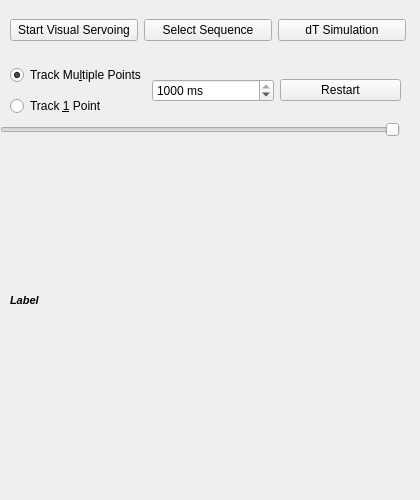
Above: SamplePluginPA10/src/SamplePlugin.ui from BatekPetr/FinalProject before the change. Below: the same form after it.
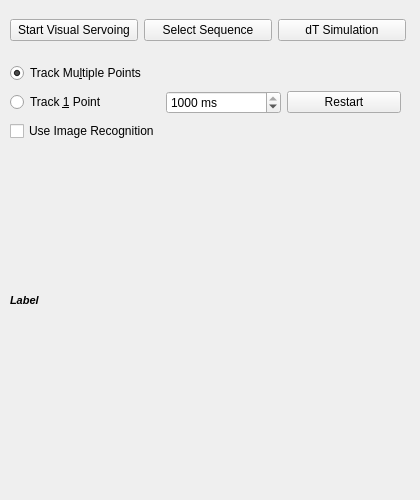
That is the form after the change.

Commit message: 1st trial of integration of two project parts. Robot doesn't follow marker when using image recognition

Patch:
```diff
--- a/SamplePluginPA10/src/SamplePlugin.ui
+++ b/SamplePluginPA10/src/SamplePlugin.ui
@@ -59,7 +59,7 @@
       <x>10</x>
       <y>60</y>
       <width>391</width>
-      <height>61</height>
+      <height>85</height>
      </rect>
     </property>
     <layout class="QHBoxLayout" name="horizontalLayout_5">
@@ -91,6 +91,13 @@
          </attribute>
         </widget>
        </item>
+       <item>
+        <widget class="QCheckBox" name="_imgRec">
+         <property name="text">
+          <string>Use Image Recognition</string>
+         </property>
+        </widget>
+       </item>
       </layout>
      </item>
      <item>
@@ -139,34 +146,6 @@
      <string>Label</string>
     </property>
    </widget>
-   <widget class="QSlider" name="_slider">
-    <property name="geometry">
-     <rect>
-      <x>0</x>
-      <y>120</y>
-      <width>400</width>
-      <height>20</height>
-     </rect>
-    </property>
-    <property name="autoFillBackground">
-     <bool>false</bool>
-    </property>
-    <property name="maximum">
-     <number>1000</number>
-    </property>
-    <property name="singleStep">
-     <number>50</number>
-    </property>
-    <property name="pageStep">
-     <number>50</number>
-    </property>
-    <property name="orientation">
-     <enum>Qt::Horizontal</enum>
-    </property>
-    <property name="invertedAppearance">
-     <bool>true</bool>
-    </property>
-   </widget>
   </widget>
  </widget>
  <resources/>
```
The commit also changes 66 other files.
